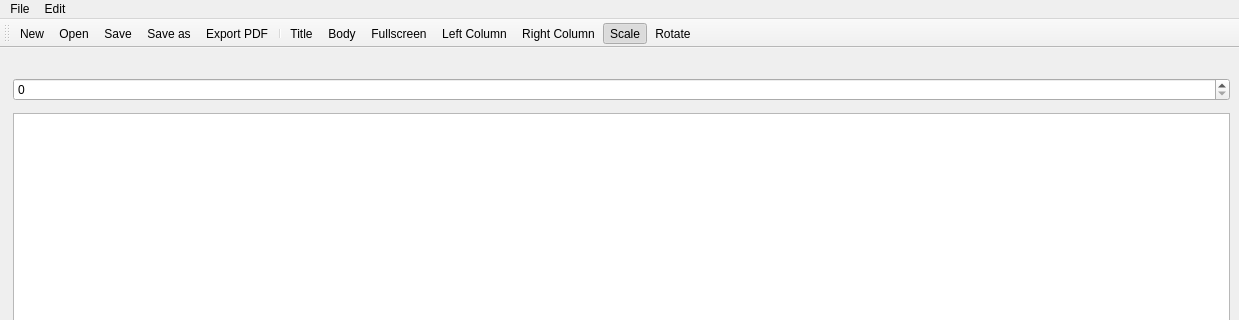
Above: mainwindow.ui from thgier/PotatoPresenter before the change; both pictures show x 0 to 1239 and y 0 to 320 of the 1239 by 707 pixel window. Below: the same form after it.
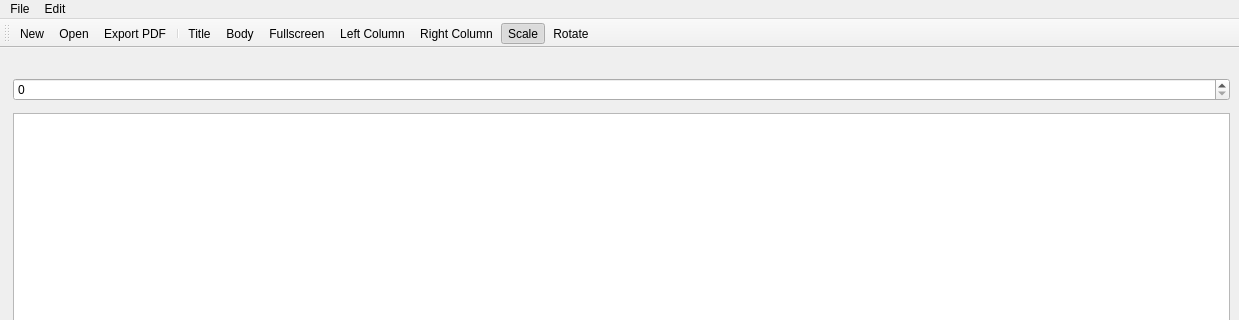
That is the form after the change. Icons and pictures are not drawn. Custom widgets are drawn as their Qt base class.

The edit to the form file:
```diff
--- a/mainwindow.ui
+++ b/mainwindow.ui
@@ -120,8 +120,6 @@
    </attribute>
    <addaction name="actionNew"/>
    <addaction name="actionOpen"/>
-   <addaction name="actionsave"/>
-   <addaction name="actionSave_as"/>
    <addaction name="actionCreatePDF"/>
    <addaction name="separator"/>
    <addaction name="actionLayoutTitle"/>
@@ -132,15 +130,6 @@
    <addaction name="actionTranslate"/>
    <addaction name="actionRotate"/>
   </widget>
-  <action name="actionsave">
-   <property name="icon">
-    <iconset theme="document-save">
-     <normaloff>.</normaloff>.</iconset>
-   </property>
-   <property name="text">
-    <string>Save</string>
-   </property>
-  </action>
   <action name="actiontest">
    <property name="text">
     <string>test</string>
@@ -292,17 +281,6 @@
     <string>Ctrl+N</string>
    </property>
   </action>
-  <action name="actionSave_as">
-   <property name="icon">
-    <iconset theme="document-save-as"/>
-   </property>
-   <property name="text">
-    <string>Save as</string>
-   </property>
-   <property name="shortcut">
-    <string>Ctrl+Shift+S</string>
-   </property>
-  </action>
   <action name="actionOpen">
    <property name="icon">
     <iconset theme="document-open"/>
```
Left out of the diff: 10 changed lines with no effect on the pictures.
